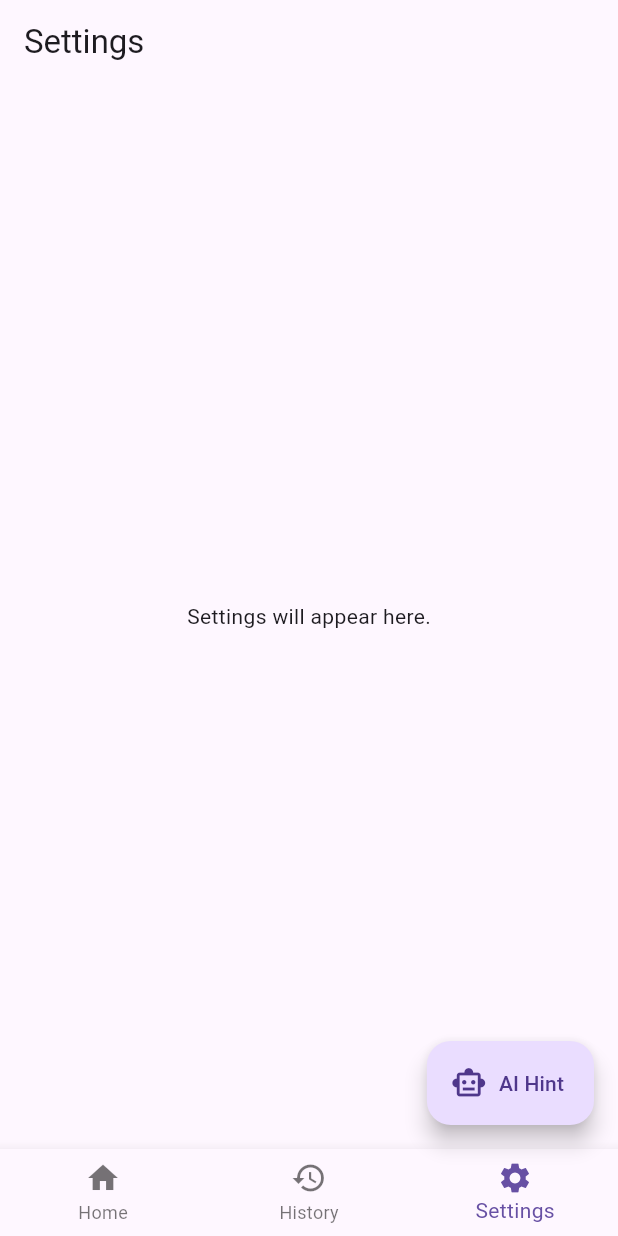
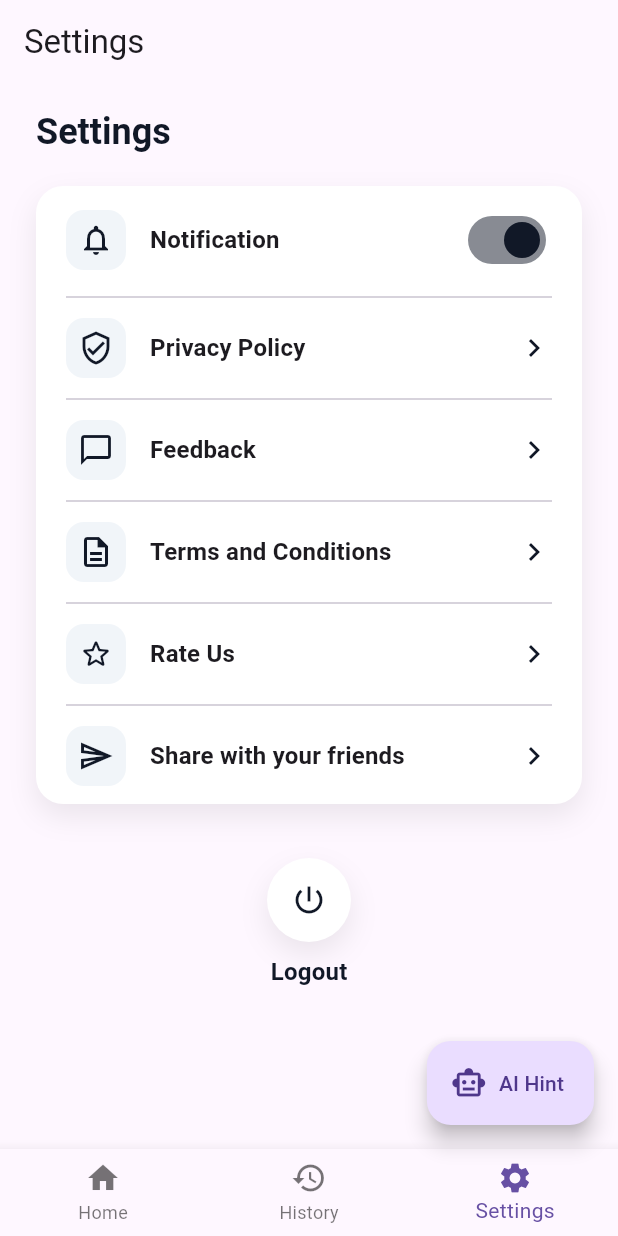
Before and after one commit to Britojaison/brainleap-app, a Flutter app: the screen it shows after launch, item 3 of the bottom bar chosen, on a phone screen of 412 x 824 dp. Run offline on Flutter 3.47's test engine with Material 3 defaults, Android fonts, the light colour scheme and no system bars; our stand-ins replace supabase_flutter; accounts and stored records are empty.

Commit message:
Add settings screen UI and tests

```diff
--- a/lib/main.dart
+++ b/lib/main.dart
@@ -1,9 +1,10 @@
 import 'package:flutter/material.dart';
 
 import 'config/environment.dart';
+import 'views/ai_hint_view.dart';
 import 'views/home_view.dart';
 import 'views/login_view.dart';
-import 'views/ai_hint_view.dart';
+import 'views/settings_view.dart';
 
 void main() {
   WidgetsFlutterBinding.ensureInitialized();
@@ -24,7 +25,7 @@ class _BrainLeapAppState extends State<BrainLeapApp> {
   final _pages = const [
     HomeView(),
     HistoryPlaceholderView(),
-    SettingsPlaceholderView(),
+    SettingsView(),
   ];
 
   @override
@@ -90,14 +91,3 @@ class HistoryPlaceholderView extends StatelessWidget {
     );
   }
 }
-
-class SettingsPlaceholderView extends StatelessWidget {
-  const SettingsPlaceholderView({super.key});
-
-  @override
-  Widget build(BuildContext context) {
-    return const Center(
-      child: Text('Settings will appear here.'),
-    );
-  }
-}
--- /dev/null
+++ b/lib/views/settings_view.dart
@@ -0,0 +1,239 @@
+import 'package:flutter/material.dart';
+
+/// Displays the BrainLeap settings experience with toggleable notifications,
+/// quick links for content pages, and a logout affordance.
+class SettingsView extends StatefulWidget {
+  /// Creates a new settings view.
+  const SettingsView({super.key});
+
+  @override
+  State<SettingsView> createState() => _SettingsViewState();
+}
+
+class _SettingsViewState extends State<SettingsView> {
+  bool _notificationsEnabled = true;
+
+  static const List<_SettingsLinkItem> _linkItems = [
+    _SettingsLinkItem(label: 'Privacy Policy', icon: Icons.verified_user_outlined),
+    _SettingsLinkItem(label: 'Feedback', icon: Icons.chat_bubble_outline),
+    _SettingsLinkItem(label: 'Terms and Conditions', icon: Icons.description_outlined),
+    _SettingsLinkItem(label: 'Rate Us', icon: Icons.star_border_rounded),
+    _SettingsLinkItem(label: 'Share with your friends', icon: Icons.send_outlined),
+  ];
+
+  @override
+  Widget build(BuildContext context) {
+    final theme = Theme.of(context);
+    return SafeArea(
+      child: SingleChildScrollView(
+        padding: const EdgeInsets.symmetric(horizontal: 24, vertical: 16),
+        child: Column(
+          crossAxisAlignment: CrossAxisAlignment.start,
+          children: [
+            Text(
+              'Settings',
+              style: theme.textTheme.headlineSmall?.copyWith(
+                fontWeight: FontWeight.w700,
+                color: const Color(0xFF111827),
+              ),
+            ),
+            const SizedBox(height: 20),
+            _SettingsCard(
+              child: Column(
+                children: [
+                  _NotificationToggleRow(
+                    value: _notificationsEnabled,
+                    onChanged: (value) => setState(() => _notificationsEnabled = value),
+                  ),
+                  const Divider(height: 28),
+                  for (final item in _linkItems) ...[
+                    _SettingsLinkTile(item: item),
+                    if (item != _linkItems.last) const Divider(height: 28),
+                  ],
+                ],
+              ),
+            ),
+            const SizedBox(height: 36),
+            Center(
+              child: _LogoutButton(
+                onPressed: () {
+                  ScaffoldMessenger.of(context).showSnackBar(
+                    const SnackBar(
+                      content: Text('Logout action will be implemented soon.'),
+                    ),
+                  );
+                },
+              ),
+            ),
+          ],
+        ),
+      ),
+    );
+  }
+}
+
+class _SettingsCard extends StatelessWidget {
+  const _SettingsCard({required this.child});
+
+  final Widget child;
+
+  @override
+  Widget build(BuildContext context) {
+    return Container(
+      width: double.infinity,
+      padding: const EdgeInsets.symmetric(horizontal: 20, vertical: 12),
+      decoration: BoxDecoration(
+        color: Colors.white,
+        borderRadius: BorderRadius.circular(18),
+        boxShadow: const [
+          BoxShadow(
+            color: Color(0x14000000),
+            blurRadius: 16,
+            offset: Offset(0, 8),
+          ),
+        ],
+      ),
+      child: child,
+    );
+  }
+}
+
+class _NotificationToggleRow extends StatelessWidget {
+  const _NotificationToggleRow({
+    required this.value,
+    required this.onChanged,
+  });
+
+  final bool value;
+  final ValueChanged<bool> onChanged;
+
+  @override
+  Widget build(BuildContext context) {
+    final theme = Theme.of(context);
+    return Row(
+      children: [
+        _SettingsIcon(
+          icon: Icons.notifications_none_outlined,
+        ),
+        const SizedBox(width: 16),
+        Expanded(
+          child: Text(
+            'Notification',
+            style: theme.textTheme.titleMedium?.copyWith(fontWeight: FontWeight.w600),
+          ),
+        ),
+        Switch.adaptive(
+          key: const ValueKey('settings_notification_toggle'),
+          value: value,
+          onChanged: onChanged,
+          activeColor: const Color(0xFF111827),
+        ),
+      ],
+    );
+  }
+}
+
+class _SettingsLinkTile extends StatelessWidget {
+  const _SettingsLinkTile({required this.item});
+
+  final _SettingsLinkItem item;
+
+  @override
+  Widget build(BuildContext context) {
+    final theme = Theme.of(context);
+    return Row(
+      children: [
+        _SettingsIcon(icon: item.icon),
+        const SizedBox(width: 16),
+        Expanded(
+          child: Text(
+            item.label,
+            style: theme.textTheme.titleMedium?.copyWith(fontWeight: FontWeight.w600),
+          ),
+        ),
+        const Icon(
+          Icons.chevron_right,
+          color: Color(0xFF111827),
+        ),
+      ],
+    );
+  }
+}
+
+class _SettingsIcon extends StatelessWidget {
+  const _SettingsIcon({required this.icon});
+
+  final IconData icon;
+
+  @override
+  Widget build(BuildContext context) {
+    return Container(
+      height: 40,
+      width: 40,
+      decoration: BoxDecoration(
+        color: const Color(0xFFF1F5F9),
+        borderRadius: BorderRadius.circular(12),
+      ),
+      child: Icon(
+        icon,
+        color: const Color(0xFF111827),
+      ),
+    );
+  }
+}
+
+class _LogoutButton extends StatelessWidget {
+  const _LogoutButton({required this.onPressed});
+
+  final VoidCallback onPressed;
+
+  @override
+  Widget build(BuildContext context) {
+    final theme = Theme.of(context);
+    return Column(
+      children: [
+        Container(
+          height: 56,
+          width: 56,
+          decoration: BoxDecoration(
+            color: Colors.white,
+            shape: BoxShape.circle,
+            boxShadow: const [
+              BoxShadow(
+                color: Color(0x14000000),
+                blurRadius: 16,
+                offset: Offset(0, 8),
+              ),
+            ],
+          ),
+          child: IconButton(
+            key: const ValueKey('settings_logout_button'),
+            onPressed: onPressed,
+            icon: const Icon(
+              Icons.power_settings_new,
+              color: Color(0xFF111827),
+            ),
+          ),
+        ),
+        const SizedBox(height: 8),
+        Text(
+          'Logout',
+          style: theme.textTheme.titleMedium?.copyWith(
+            fontWeight: FontWeight.w600,
+            color: const Color(0xFF111827),
+          ),
+        ),
+      ],
+    );
+  }
+}
+
+class _SettingsLinkItem {
+  const _SettingsLinkItem({
+    required this.label,
+    required this.icon,
+  });
+
+  final String label;
+  final IconData icon;
+}
```
Also changed, not shown: pubspec.lock, 3 other files.
